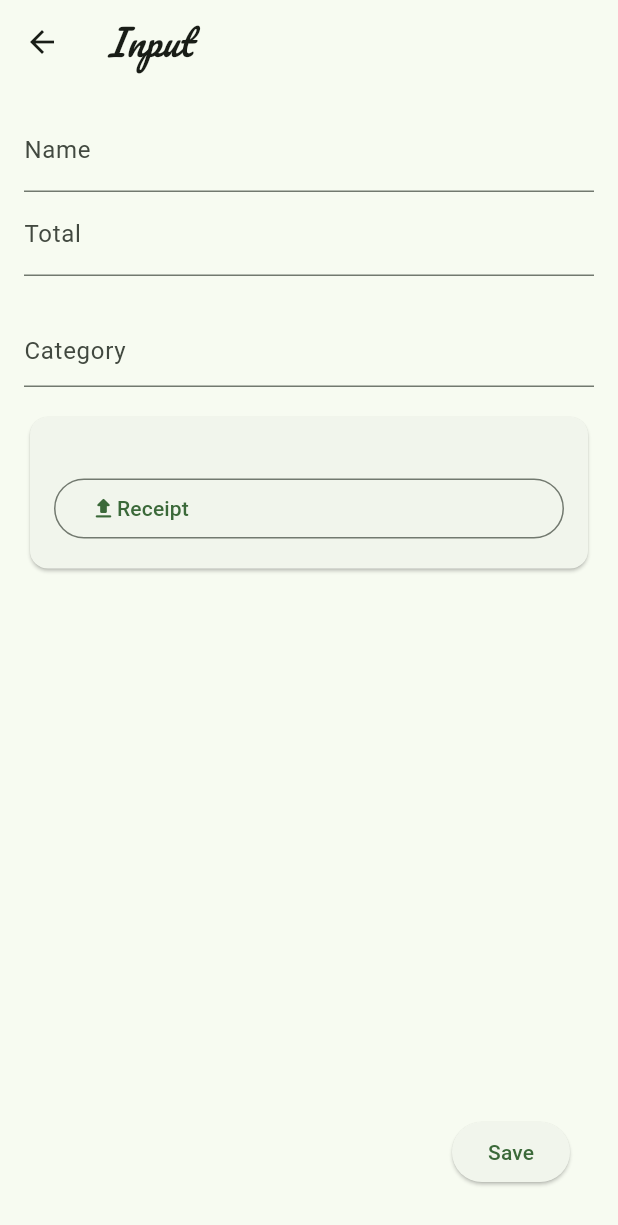
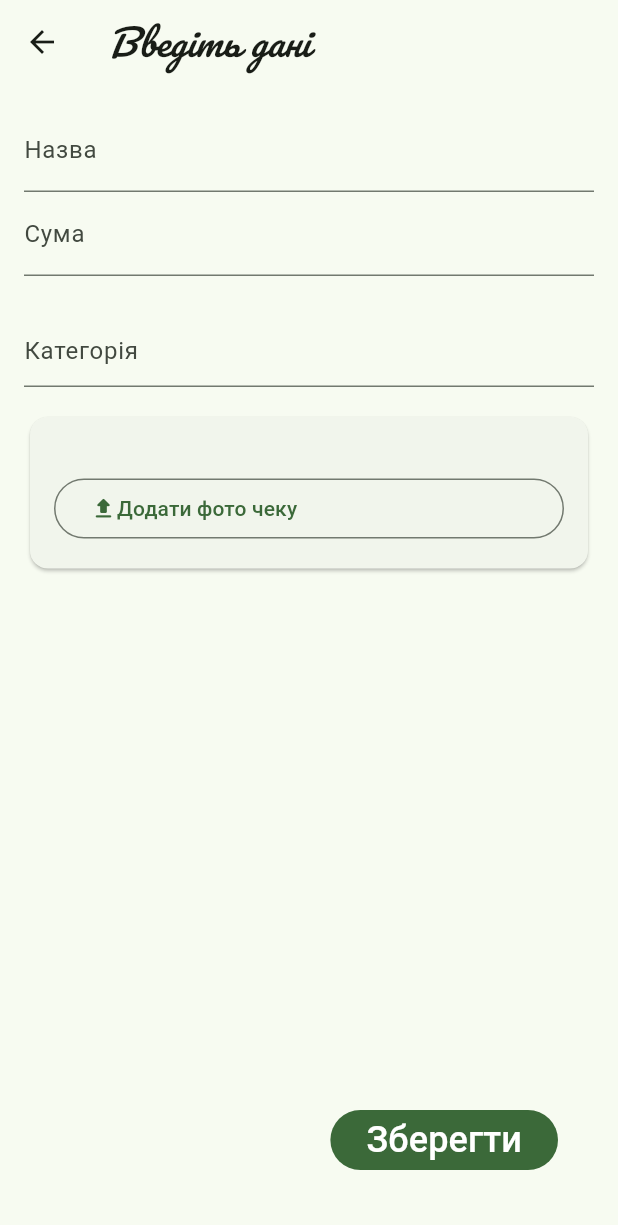
Before and after one commit to lizakolot12/MyFinances, a Flutter app: the EditScreen screen opened directly, on a phone screen of 412 x 824 dp. Shown: the top 1225 px of the screen. Run offline on Flutter 3.47's test engine with Material 3 defaults, Android fonts, the phone set to English and light mode, and no system bars; drawn by our look-alikes of flutter_typeahead; our stand-ins replace bloc, drift, flutter_bloc, go_router, google_fonts, image_picker and 3 more; missing offline and left inert: drift_dev; accounts and stored records are empty; generated files the repository leaves out were written again.

Commit message:
fix bugs

```diff
--- a/lib/l10n/app_en.arb
+++ b/lib/l10n/app_en.arb
@@ -20,7 +20,7 @@
   "label_total": "Total",
   "label_save": "Save",
   "empty_chart":"There is no record",
-  "take_photo":"Receipt",
+  "take_photo":"Photo of receipt",
   "month_total":"Total for the last month:",
   "tags_labels": "Choose categories",
   "tags": "Categories",
@@ -29,5 +29,7 @@
   "delete_tags": "Delete categories",
   "create_new_tags": "Create category",
   "category_label": "Category",
-  "not_categories": "Empty category list"
+  "not_categories": "Empty category list",
+  "button_ok": "OK",
+  "button_cancel": "Cancel"
 }
--- a/lib/l10n/app_uk.arb
+++ b/lib/l10n/app_uk.arb
@@ -3,12 +3,12 @@
   "mainDesription": "Що було куплено нещодавно",
   "currents": "Поточні",
   "reports": "Звіти",
-  "edit_title": "Ввід даних",
+  "edit_title": "Введіть дані",
   "label_name": "Назва",
   "label_total": "Сума",
   "label_save": "Зберегти",
-  "empty_chart":"Немає жодного запису",
-  "take_photo":"Фото чеку",
+  "empty_chart":"Відсутні дані по категоріях",
+  "take_photo":"Додати фото чеку",
   "month_total":"Всього за останній місяць:",
   "tags_labels": "Вибери категорії",
   "tags": "Категорії",
@@ -17,5 +17,7 @@
   "delete_tags": "Видалити категорії",
   "create_new_tags": "Створити категорію",
   "category_label": "Категорія",
-  "not_categories": "Відсутні категорії"
+  "not_categories": "Відсутні категорії",
+  "button_ok": "Так",
+  "button_cancel": "Відмінити"
 }
--- a/lib/main.dart
+++ b/lib/main.dart
@@ -17,7 +17,7 @@ import 'package:provider/provider.dart' as provider;
 void main() {
   runApp(
     provider.ChangeNotifierProvider(
-      create: (context) => Settings(const Locale('en'), true),
+      create: (context) => Settings(const Locale('uk'), true),
       child: MyApp(),
     ),
   );
--- a/lib/ui/item/edit_screen.dart
+++ b/lib/ui/item/edit_screen.dart
@@ -171,7 +171,6 @@ class EditFormState extends State<EditForm> {
       children: [
         SingleChildScrollView(
           child: SizedBox(
-            height: 1240,
             child: Column(
               crossAxisAlignment: CrossAxisAlignment.start,
               children: [
@@ -237,10 +236,11 @@ class EditFormState extends State<EditForm> {
             ),
           ),
         ),
-        Positioned(
-          bottom: 16.0,
-          right: 16.0,
-          child: ElevatedButton(
+        Align(
+          alignment: Alignment.bottomRight,
+          child: Padding(
+            padding: const EdgeInsets.all(24.0),
+            child: FilledButton(
               onPressed: () {
                 final String name = _nameController.text;
                 final double amount =
@@ -268,7 +268,13 @@ class EditFormState extends State<EditForm> {
                       );
                 }
               },
-            child: Text(AppLocalizations.of(context)!.label_save),
+              child: Text(
+                AppLocalizations.of(context)!.label_save,
+                style: const TextStyle(
+                  fontSize: 24,
+                ),
+              ),
+            ),
           ),
         ),
       ],
```
Also changed, not shown: lib/bloc/chart/chart_bloc.dart (+4 -4 lines), lib/ui/chart/chart_screen.dart (+14 -1 lines), pubspec.yaml (+4 -4 lines). Lines whose indentation alone changed are shown as unchanged.
